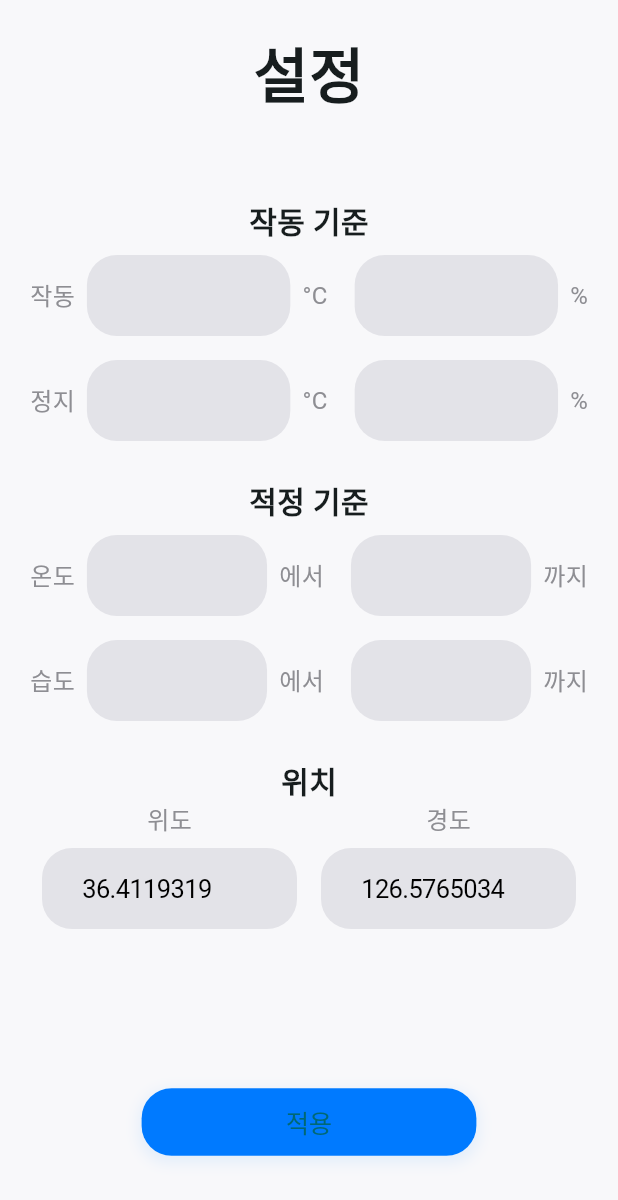
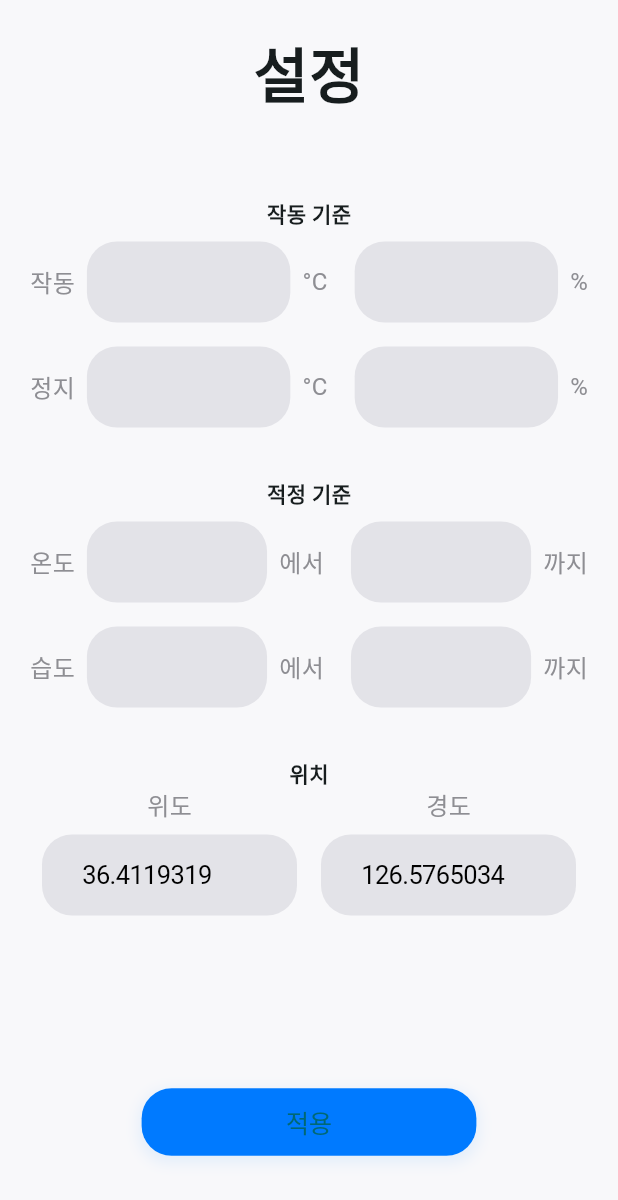
Before and after one commit to egm7126/Closs, a Flutter app: the SettingPage widget shown alone on an empty page, opened directly, on a phone screen of 412 x 824 dp. Shown: the top 1200 px of the screen. Run offline on Flutter 3.47's test engine with Material 3 defaults, Android fonts, the phone set to English and light mode, and no system bars; our stand-ins replace auto_size_text, barcode_widget, battery_plus, cloud_firestore, firebase_auth, firebase_core and 8 more; missing offline and left inert: flutter_bluetooth_serial_ble, flutter_facebook_auth, google_sign_in_dartio, korea_weather_api; accounts and stored records are empty; Roboto replaces fonts that are missing (AppFont); statements that could not run were skipped.

Commit message:
all stable

```diff
--- a/lib/pages/setting_page.dart
+++ b/lib/pages/setting_page.dart
@@ -48,18 +48,11 @@ class _SettingPageState extends State<SettingPage> {
   final TextEditingController _coordLatController = TextEditingController();
   final TextEditingController _coordLonController = TextEditingController();
 
-  void getPara2TextController() async {
-    _actHumController.text = await readDataFirestore('actHum');
-    _actTempController.text = await readDataFirestore('actTemp');
-    _stopHumController.text = await readDataFirestore('stopHum');
-    _stopTempController.text = await readDataFirestore('stopTemp');
-    _goodLowHumController.text = await readDataFirestore('goodLowHum');
-    _goodLowTempController.text = await readDataFirestore('goodLowTemp');
-    _goodHighHumController.text = await readDataFirestore('goodHighHum');
-    _goodHighTempController.text = await readDataFirestore('goodHighTemp');
-  }
-
-  void put2Global() {
+  void loadSettingPara() async {
+    _actHumController.text = actHum;
+    _actTempController.text = actTemp;
+    _stopHumController.text = stopHum;
+    _stopTempController.text = stopTemp;
     _goodLowHumController.text = goodLowHum;
     _goodLowTempController.text = goodLowTemp;
     _goodHighHumController.text = goodHighHum;
@@ -91,8 +84,7 @@ class _SettingPageState extends State<SettingPage> {
 
   @override
   Widget build(BuildContext context) {
-    getPara2TextController();
-    put2Global();
+    loadSettingPara();
     _coordLatController.text = '$coordLat';
     _coordLonController.text = '$coordLon';
     return AppPage(
@@ -198,7 +190,7 @@ class _SettingPageState extends State<SettingPage> {
                 child: Column(
                   children: [
                     SideHint(text: '경도'),
-                    _SettingTextFieldFittedFontSize(controller: _coordLonController, fontSize: fontSmall,),
+                    _SettingTextFieldFittedFontSize(controller: _coordLonController, fontSize: fontSetting,),
                   ],
                 ),
               ),
@@ -295,7 +287,6 @@ class _SettingMiddleTitle extends StatelessWidget {
   Widget build(BuildContext context) {
     return AppText(
       title,
-      style: const TextStyle(fontSize: fontMiddle),
     );
   }
 }
--- a/lib/utils/app_constants.dart
+++ b/lib/utils/app_constants.dart
@@ -4,6 +4,7 @@ const double fontButtonMiddle = 18;
 const double fontMiddle = 20;
 const double fontMiddleBig = 30;
 const double fontBig = 40;
+const double fontSetting = 10;
 
 const weatherApiKey = 'JeBNZ+LNRF0+OWBSfxYAxqp6skAHHS7N3TB2ZWDB/t1wxFWLBX+8qQro4Xpou7EByYjMMbqk4PZYONWAiSmIVw==';//found out from 'decoding api key'
 
--- a/lib/utils/global.dart
+++ b/lib/utils/global.dart
@@ -14,6 +14,10 @@ String goodLowHum='';
 String goodLowTemp='';
 String goodHighHum='';
 String goodHighTemp='';
+String actTemp = '';
+String actHum = '';
+String stopTemp = '';
+String stopHum = '';
 
 bool isWeatherUpdated = false;
 
```
Also changed, not shown: lib/pages/dashboard_page.dart (+11 -1 lines), lib/utils/appTools.dart (+109 -106 lines).
